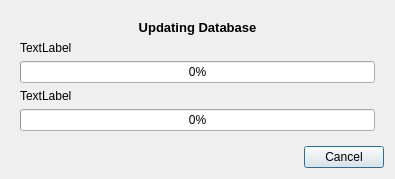
Qt form src/updateprogressdialog.ui (ThomasBrixLarsen/serieswatcher) before a commit.
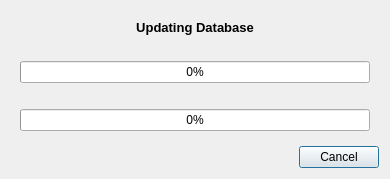
The same form after that commit.

Diff of the .ui file:
```diff
--- a/src/updateprogressdialog.ui
+++ b/src/updateprogressdialog.ui
@@ -6,8 +6,8 @@
    <rect>
     <x>0</x>
     <y>0</y>
-    <width>395</width>
-    <height>170</height>
+    <width>390</width>
+    <height>150</height>
    </rect>
   </property>
   <property name="windowTitle">
@@ -21,34 +21,6 @@
      </property>
      <widget class="QWidget" name="page">
       <layout class="QGridLayout" name="gridLayout">
-       <item row="1" column="0">
-        <widget class="QLabel" name="parseLabel">
-         <property name="text">
-          <string>TextLabel</string>
-         </property>
-        </widget>
-       </item>
-       <item row="2" column="0">
-        <widget class="QProgressBar" name="downloadBar">
-         <property name="value">
-          <number>0</number>
-         </property>
-        </widget>
-       </item>
-       <item row="3" column="0">
-        <widget class="QLabel" name="downloadLabel">
-         <property name="text">
-          <string>TextLabel</string>
-         </property>
-        </widget>
-       </item>
-       <item row="4" column="0">
-        <widget class="QProgressBar" name="parseBar">
-         <property name="value">
-          <number>0</number>
-         </property>
-        </widget>
-       </item>
        <item row="0" column="0">
         <widget class="QLabel" name="label">
          <property name="font">
@@ -66,6 +38,34 @@
          </property>
         </widget>
        </item>
+       <item row="1" column="0">
+        <widget class="QLabel" name="downloadLabel">
+         <property name="text">
+          <string/>
+         </property>
+        </widget>
+       </item>
+       <item row="2" column="0">
+        <widget class="QProgressBar" name="downloadBar">
+         <property name="value">
+          <number>0</number>
+         </property>
+        </widget>
+       </item>
+       <item row="3" column="0">
+        <widget class="QLabel" name="parseLabel">
+         <property name="text">
+          <string/>
+         </property>
+        </widget>
+       </item>
+       <item row="4" column="0">
+        <widget class="QProgressBar" name="parseBar">
+         <property name="value">
+          <number>0</number>
+         </property>
+        </widget>
+       </item>
       </layout>
      </widget>
      <widget class="QWidget" name="page_2">
```
